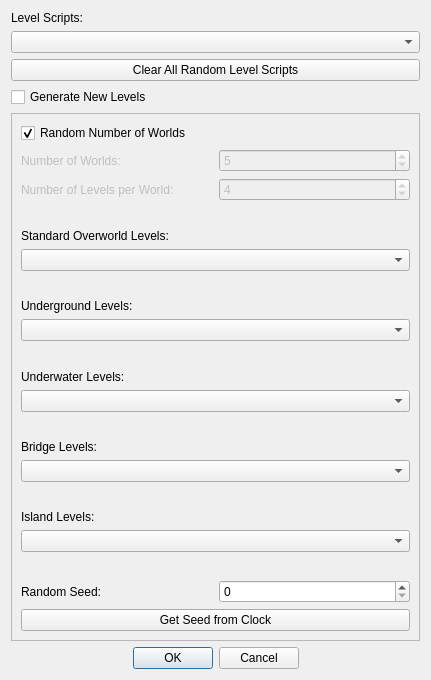
Qt form SMB1/SMB1_Compliance_To_SMB1/Configure_Level_Form.ui (Coolcord/Level-Headed) before a commit.
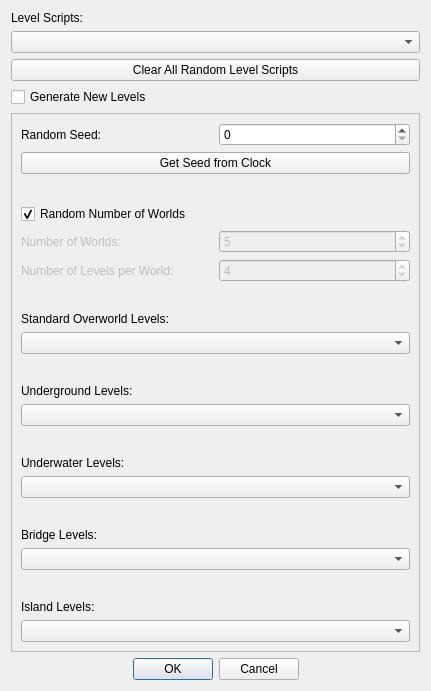
The same form after that commit.

```diff
--- a/SMB1/SMB1_Compliance_To_SMB1/Configure_Level_Form.ui
+++ b/SMB1/SMB1_Compliance_To_SMB1/Configure_Level_Form.ui
@@ -7,7 +7,7 @@
     <x>0</x>
     <y>0</y>
     <width>431</width>
-    <height>680</height>
+    <height>691</height>
    </rect>
   </property>
   <property name="windowTitle">
@@ -53,10 +53,52 @@
         <x>0</x>
         <y>0</y>
         <width>407</width>
-        <height>507</height>
+        <height>518</height>
        </rect>
       </property>
       <layout class="QVBoxLayout" name="verticalLayout_2">
+       <item>
+        <layout class="QVBoxLayout" name="layoutRandomSeed">
+         <item>
+          <layout class="QHBoxLayout" name="horizontalLayout">
+           <item>
+            <widget class="QLabel" name="lblRandomSeed">
+             <property name="text">
+              <string>Random Seed:</string>
+             </property>
+            </widget>
+           </item>
+           <item>
+            <widget class="QSpinBox" name="sbRandomSeed">
+             <property name="maximum">
+              <number>999999999</number>
+             </property>
+            </widget>
+           </item>
+          </layout>
+         </item>
+         <item>
+          <widget class="QPushButton" name="btnNewRandomSeed">
+           <property name="text">
+            <string>Get Seed from Clock</string>
+           </property>
+          </widget>
+         </item>
+        </layout>
+       </item>
+       <item>
+        <spacer name="verticalSpacer_6">
+         <property name="orientation">
+          <enum>Qt::Vertical</enum>
+         </property>
+         <property name="sizeHint" stdset="0">
+          <size>
+           <width>20</width>
+           <height>40</height>
+          </size>
+         </property>
+        </spacer>
+       </item>
        <item>
         <layout class="QVBoxLayout" name="layoutNewLevels">
          <item>
@@ -273,48 +315,6 @@
          </item>
         </layout>
        </item>
-       <item>
-        <spacer name="verticalSpacer_6">
-         <property name="orientation">
-          <enum>Qt::Vertical</enum>
-         </property>
-         <property name="sizeHint" stdset="0">
-          <size>
-           <width>20</width>
-           <height>40</height>
-          </size>
-         </property>
-        </spacer>
-       </item>
-       <item>
-        <layout class="QVBoxLayout" name="layoutRandomSeed">
-         <item>
-          <layout class="QHBoxLayout" name="horizontalLayout">
-           <item>
-            <widget class="QLabel" name="lblRandomSeed">
-             <property name="text">
-              <string>Random Seed:</string>
-             </property>
-            </widget>
-           </item>
-           <item>
-            <widget class="QSpinBox" name="sbRandomSeed">
-             <property name="maximum">
-              <number>999999999</number>
-             </property>
-            </widget>
-           </item>
-          </layout>
-         </item>
-         <item>
-          <widget class="QPushButton" name="btnNewRandomSeed">
-           <property name="text">
-            <string>Get Seed from Clock</string>
-           </property>
-          </widget>
-         </item>
-        </layout>
-       </item>
       </layout>
      </widget>
     </widget>
```
